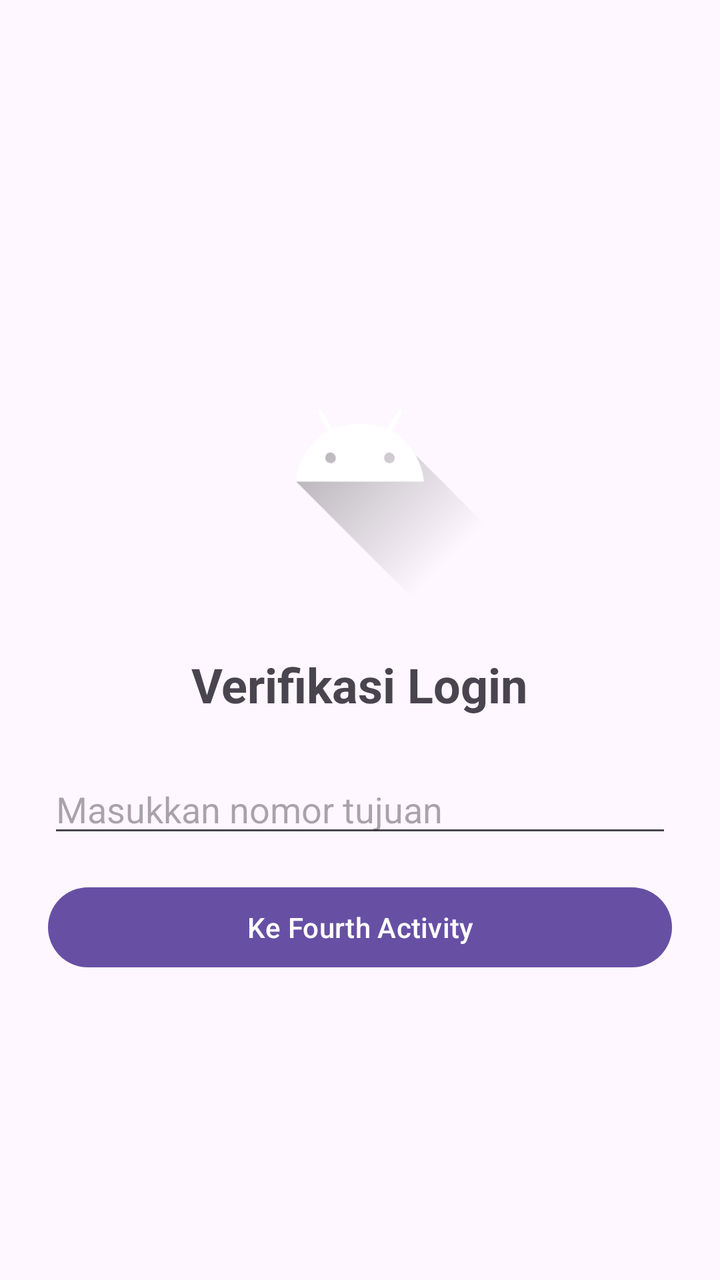
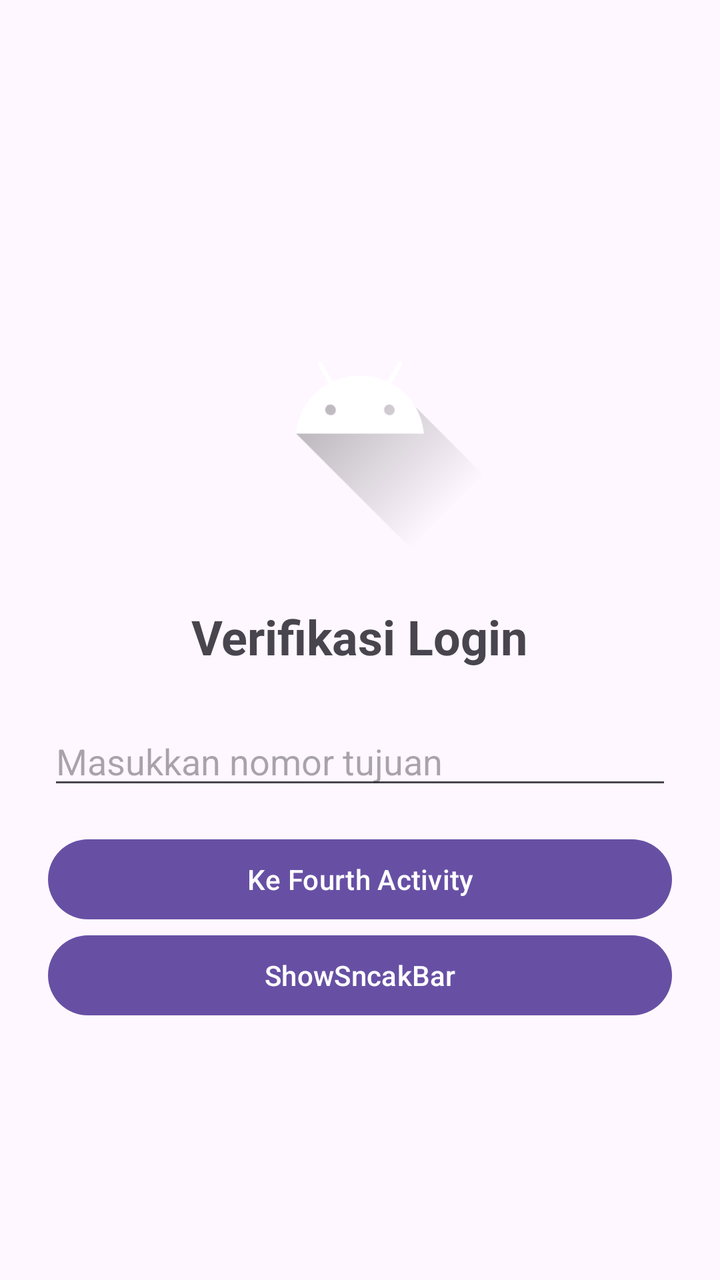

Two renders of the same Android screen: before a commit and after it. Below are the layout's source before the change and the commit's diff.
<!-- AndroidManifest.xml: application theme Theme.Per3Sefriansyah_3TIE -->
<!-- res/layout/activity_main.xml -->
<?xml version="1.0" encoding="utf-8"?>
<LinearLayout xmlns:android="http://schemas.android.com/apk/res/android"
    android:layout_width="match_parent"
    android:layout_height="match_parent"
    android:orientation="vertical"
    android:gravity="center"
    android:padding="24dp">

    
    <ImageView
        android:layout_width="150dp"
        android:layout_height="150dp"
        android:src="@drawable/ic_launcher_foreground"
        android:contentDescription="Logo"
        android:layout_marginBottom="24dp" />

    
    <TextView
        android:layout_width="wrap_content"
        android:layout_height="wrap_content"
        android:text="Verifikasi Login"
        android:textSize="24sp"
        android:textStyle="bold"
        android:layout_marginBottom="24dp" />

    
    <EditText
        android:id="@+id/inputNoTujuan"
        android:layout_width="match_parent"
        android:layout_height="wrap_content"
        android:hint="Masukkan nomor tujuan"
        android:inputType="phone"
        android:layout_marginBottom="16dp" />

    
    <Button
        android:id="@+id/btnToFourth"
        android:layout_width="match_parent"
        android:layout_height="wrap_content"
        android:text="Ke Fourth Activity" />

</LinearLayout>
<!-- resources referenced by this layout -->
<resources>
  <!-- drawable ic_launcher_foreground (drawable) -->
  <vector xmlns:android="http://schemas.android.com/apk/res/android"
      xmlns:aapt="http://schemas.android.com/aapt"
      android:width="108dp"
      android:height="108dp"
      android:viewportWidth="108"
      android:viewportHeight="108">
      <path android:pathData="M31,63.928c0,0 6.4,-11 12.1,-13.1c7.2,-2.6 26,-1.4 26,-1.4l38.1,38.1L107,108.928l-32,-1L31,63.928z">
          <aapt:attr name="android:fillColor">
              <gradient
                  android:endX="85.84757"
                  android:endY="92.4963"
                  android:startX="42.9492"
                  android:startY="49.59793"
                  android:type="linear">
                  <item
                      android:color="#44000000"
                      android:offset="0.0" />
                  <item
                      android:color="#00000000"
                      android:offset="1.0" />
              </gradient>
          </aapt:attr>
      </path>
      <path
          android:fillColor="#FFFFFF"
          android:fillType="nonZero"
          android:pathData="M65.3,45.828l3.8,-6.6c0.2,-0.4 0.1,-0.9 -0.3,-1.1c-0.4,-0.2 -0.9,-0.1 -1.1,0.3l-3.9,6.7c-6.3,-2.8 -13.4,-2.8 -19.7,0l-3.9,-6.7c-0.2,-0.4 -0.7,-0.5 -1.1,-0.3C38.8,38.328 38.7,38.828 38.9,39.228l3.8,6.6C36.2,49.428 31.7,56.028 31,63.928h46C76.3,56.028 71.8,49.428 65.3,45.828zM43.4,57.328c-0.8,0 -1.5,-0.5 -1.8,-1.2c-0.3,-0.7 -0.1,-1.5 0.4,-2.1c0.5,-0.5 1.4,-0.7 2.1,-0.4c0.7,0.3 1.2,1 1.2,1.8C45.3,56.528 44.5,57.328 43.4,57.328L43.4,57.328zM64.6,57.328c-0.8,0 -1.5,-0.5 -1.8,-1.2s-0.1,-1.5 0.4,-2.1c0.5,-0.5 1.4,-0.7 2.1,-0.4c0.7,0.3 1.2,1 1.2,1.8C66.5,56.528 65.6,57.328 64.6,57.328L64.6,57.328z"
          android:strokeWidth="1"
          android:strokeColor="#00000000" />
  </vector>
  <style name="Theme.Per3Sefriansyah_3TIE" parent="Base.Theme.Per3Sefriansyah_3TIE" />
  <style name="Base.Theme.Per3Sefriansyah_3TIE" parent="Theme.Material3.DayNight.NoActionBar">
          
          
      </style>
</resources>

<!-- the commit's change to res/layout/activity_main.xml (unified diff, before → after) -->
@@ -38,5 +38,9 @@
         android:layout_width="match_parent"
         android:layout_height="wrap_content"
         android:text="Ke Fourth Activity" />
-
+    <Button
+        android:id="@+id/btnShowSnackbar"
+        android:layout_width="match_parent"
+        android:layout_height="wrap_content"
+        android:text="ShowSncakBar" />
 </LinearLayout>
